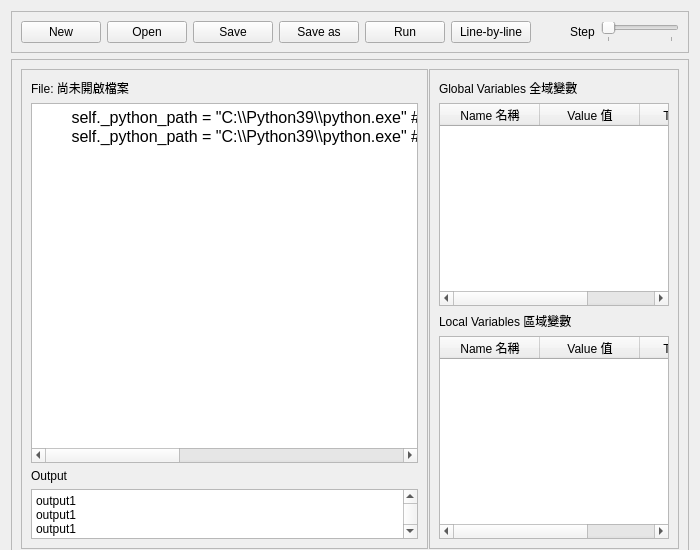
Above: PythonEditor/form.ui from louis8683/interactive-python-teaching-tool before the change. Below: the same form after it.
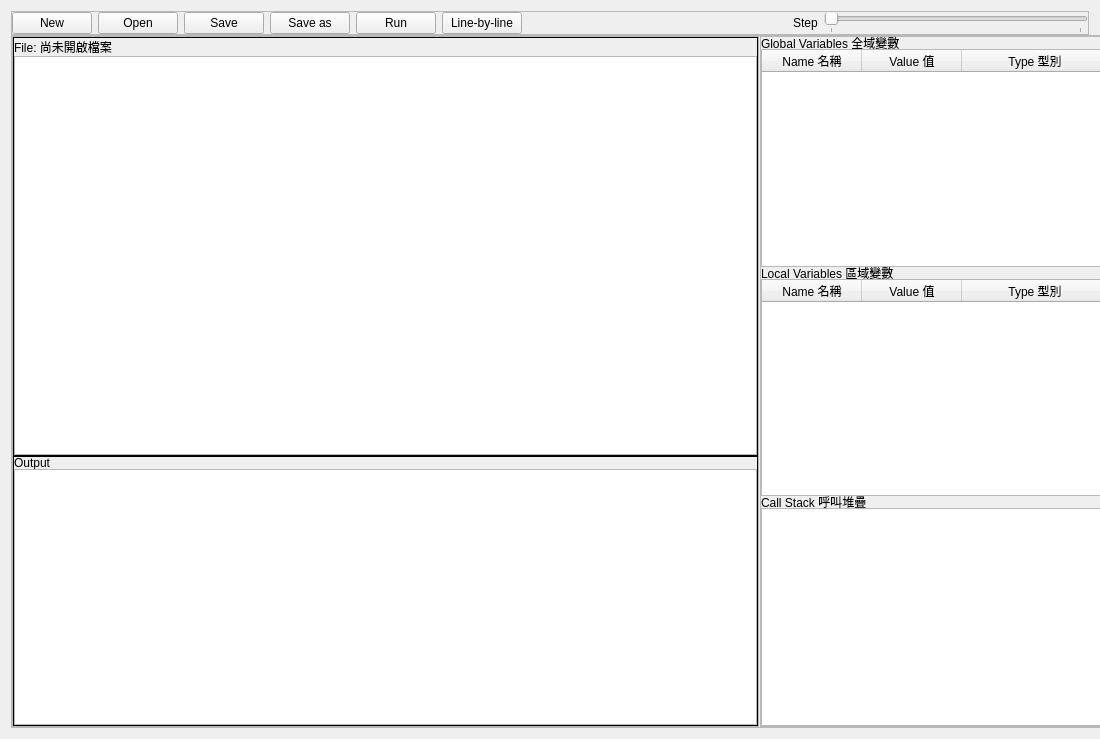
That is the form after the change. Icons and pictures are not drawn.

```diff
--- a/PythonEditor/form.ui
+++ b/PythonEditor/form.ui
@@ -6,20 +6,26 @@
    <rect>
     <x>0</x>
     <y>0</y>
-    <width>700</width>
-    <height>550</height>
+    <width>1100</width>
+    <height>739</height>
    </rect>
   </property>
   <property name="minimumSize">
    <size>
-    <width>700</width>
+    <width>1100</width>
     <height>550</height>
    </size>
   </property>
   <property name="windowTitle">
    <string>Form</string>
   </property>
+  <property name="styleSheet">
+   <string notr="true"/>
+  </property>
   <layout class="QVBoxLayout" name="verticalLayout_7">
+   <property name="spacing">
+    <number>0</number>
+   </property>
    <item>
     <widget class="QFrame" name="frame_4">
      <property name="frameShape">
@@ -29,6 +35,18 @@
       <enum>QFrame::Raised</enum>
      </property>
      <layout class="QVBoxLayout" name="verticalLayout_6">
+      <property name="leftMargin">
+       <number>0</number>
+      </property>
+      <property name="topMargin">
+       <number>0</number>
+      </property>
+      <property name="rightMargin">
+       <number>0</number>
+      </property>
+      <property name="bottomMargin">
+       <number>0</number>
+      </property>
       <item>
        <layout class="QHBoxLayout" name="horizontalLayout_2">
         <item>
@@ -115,7 +133,7 @@
     <widget class="QFrame" name="frame_3">
      <property name="minimumSize">
       <size>
-       <width>650</width>
+       <width>1100</width>
        <height>500</height>
       </size>
      </property>
@@ -126,6 +144,21 @@
       <enum>QFrame::Raised</enum>
      </property>
      <layout class="QVBoxLayout" name="verticalLayout_5">
+      <property name="spacing">
+       <number>0</number>
+      </property>
+      <property name="leftMargin">
+       <number>0</number>
+      </property>
+      <property name="topMargin">
+       <number>0</number>
+      </property>
+      <property name="rightMargin">
+       <number>0</number>
+      </property>
+      <property name="bottomMargin">
+       <number>0</number>
+      </property>
       <item>
        <layout class="QHBoxLayout" name="horizontalLayout">
         <property name="spacing">
@@ -135,7 +168,7 @@
          <widget class="QFrame" name="frame">
           <property name="minimumSize">
            <size>
-            <width>375</width>
+            <width>650</width>
             <height>400</height>
            </size>
           </property>
@@ -145,11 +178,67 @@
           <property name="frameShadow">
            <enum>QFrame::Raised</enum>
           </property>
-          <layout class="QVBoxLayout" name="verticalLayout_2">
+          <layout class="QVBoxLayout" name="verticalLayout_8">
+           <property name="spacing">
+            <number>0</number>
+           </property>
+           <property name="leftMargin">
+            <number>0</number>
+           </property>
+           <property name="topMargin">
+            <number>0</number>
+           </property>
+           <property name="rightMargin">
+            <number>0</number>
+           </property>
+           <property name="bottomMargin">
+            <number>0</number>
+           </property>
            <item>
+            <widget class="QSplitter" name="splitter">
+             <property name="orientation">
+              <enum>Qt::Vertical</enum>
+             </property>
+             <property name="opaqueResize">
+              <bool>true</bool>
+             </property>
+             <property name="handleWidth">
+              <number>0</number>
+             </property>
+             <property name="childrenCollapsible">
+              <bool>false</bool>
+             </property>
+             <widget class="QFrame" name="frame_5">
+              <property name="frameShape">
+               <enum>QFrame::Panel</enum>
+              </property>
+              <property name="frameShadow">
+               <enum>QFrame::Plain</enum>
+              </property>
             <layout class="QVBoxLayout" name="verticalLayout">
+               <property name="spacing">
+                <number>0</number>
+               </property>
+               <property name="leftMargin">
+                <number>0</number>
+               </property>
+               <property name="topMargin">
+                <number>0</number>
+               </property>
+               <property name="rightMargin">
+                <number>0</number>
+               </property>
+               <property name="bottomMargin">
+                <number>0</number>
+               </property>
              <item>
               <widget class="QLabel" name="filenameLabel">
+                 <property name="sizePolicy">
+                  <sizepolicy hsizetype="Preferred" vsizetype="Minimum">
+                   <horstretch>0</horstretch>
+                   <verstretch>0</verstretch>
+                  </sizepolicy>
+                 </property>
                <property name="minimumSize">
                 <size>
                  <width>0</width>
@@ -177,19 +266,58 @@
 &lt;html&gt;&lt;head&gt;&lt;meta name=&quot;qrichtext&quot; content=&quot;1&quot; /&gt;&lt;style type=&quot;text/css&quot;&gt;
 p, li { white-space: pre-wrap; }
 &lt;/style&gt;&lt;/head&gt;&lt;body style=&quot; font-family:'PMingLiU'; font-size:9pt; font-weight:400; font-style:normal;&quot;&gt;
-&lt;p style=&quot; margin-top:0px; margin-bottom:0px; margin-left:0px; margin-right:0px; -qt-block-indent:0; text-indent:0px;&quot;&gt;&lt;span style=&quot; font-size:12pt;&quot;&gt;        self._python_path = &amp;quot;C:\\Python39\\python.exe&amp;quot; # C:\\Users\\Louis\\&lt;/span&gt;&lt;/p&gt;
-&lt;p style=&quot; margin-top:0px; margin-bottom:0px; margin-left:0px; margin-right:0px; -qt-block-indent:0; text-indent:0px;&quot;&gt;&lt;span style=&quot; font-size:12pt;&quot;&gt;        self._python_path = &amp;quot;C:\\Python39\\python.exe&amp;quot; # C:\\Users\\Louis\\        self._python_path = &amp;quot;C:\\Python39\\python.exe&amp;quot; # C:\\Users\\Louis\\&lt;/span&gt;&lt;/p&gt;&lt;/body&gt;&lt;/html&gt;</string>
+&lt;p style=&quot;-qt-paragraph-type:empty; margin-top:0px; margin-bottom:0px; margin-left:0px; margin-right:0px; -qt-block-indent:0; text-indent:0px;&quot;&gt;&lt;br /&gt;&lt;/p&gt;&lt;/body&gt;&lt;/html&gt;</string>
                </property>
               </widget>
              </item>
+              </layout>
+             </widget>
+             <widget class="QFrame" name="frame_6">
+              <property name="frameShape">
+               <enum>QFrame::Panel</enum>
+              </property>
+              <property name="frameShadow">
+               <enum>QFrame::Plain</enum>
+              </property>
+              <property name="lineWidth">
+               <number>1</number>
+              </property>
+              <layout class="QVBoxLayout" name="verticalLayout_2">
+               <property name="spacing">
+                <number>0</number>
+               </property>
+               <property name="leftMargin">
+                <number>0</number>
+               </property>
+               <property name="topMargin">
+                <number>0</number>
+               </property>
+               <property name="rightMargin">
+                <number>0</number>
+               </property>
+               <property name="bottomMargin">
+                <number>0</number>
+               </property>
              <item>
               <widget class="QLabel" name="label_2">
+                 <property name="sizePolicy">
+                  <sizepolicy hsizetype="Preferred" vsizetype="Minimum">
+                   <horstretch>0</horstretch>
+                   <verstretch>0</verstretch>
+                  </sizepolicy>
+                 </property>
                <property name="minimumSize">
                 <size>
                  <width>0</width>
                  <height>12</height>
                 </size>
                </property>
+                 <property name="maximumSize">
+                  <size>
+                   <width>16777215</width>
+                   <height>12</height>
+                  </size>
+                 </property>
                <property name="text">
                 <string>Output</string>
                </property>
@@ -198,7 +326,7 @@
              <item>
               <widget class="QTextBrowser" name="outputTextBrowser">
                <property name="sizePolicy">
-                <sizepolicy hsizetype="Expanding" vsizetype="Preferred">
+                  <sizepolicy hsizetype="Minimum" vsizetype="Preferred">
                  <horstretch>0</horstretch>
                  <verstretch>0</verstretch>
                 </sizepolicy>
@@ -212,7 +340,7 @@
                <property name="maximumSize">
                 <size>
                  <width>16777215</width>
-                 <height>50</height>
+                   <height>16777215</height>
                 </size>
                </property>
                <property name="baseSize">
@@ -226,18 +354,13 @@
 &lt;html&gt;&lt;head&gt;&lt;meta name=&quot;qrichtext&quot; content=&quot;1&quot; /&gt;&lt;style type=&quot;text/css&quot;&gt;
 p, li { white-space: pre-wrap; }
 &lt;/style&gt;&lt;/head&gt;&lt;body style=&quot; font-family:'PMingLiU'; font-size:9pt; font-weight:400; font-style:normal;&quot;&gt;
-&lt;p style=&quot; margin-top:0px; margin-bottom:0px; margin-left:0px; margin-right:0px; -qt-block-indent:0; text-indent:0px;&quot;&gt;output1&lt;/p&gt;
-&lt;p style=&quot; margin-top:0px; margin-bottom:0px; margin-left:0px; margin-right:0px; -qt-block-indent:0; text-indent:0px;&quot;&gt;output1&lt;/p&gt;
-&lt;p style=&quot; margin-top:0px; margin-bottom:0px; margin-left:0px; margin-right:0px; -qt-block-indent:0; text-indent:0px;&quot;&gt;output1&lt;/p&gt;
-&lt;p style=&quot; margin-top:0px; margin-bottom:0px; margin-left:0px; margin-right:0px; -qt-block-indent:0; text-indent:0px;&quot;&gt;output1&lt;/p&gt;
-&lt;p style=&quot; margin-top:0px; margin-bottom:0px; margin-left:0px; margin-right:0px; -qt-block-indent:0; text-indent:0px;&quot;&gt;output1&lt;/p&gt;
-&lt;p style=&quot; margin-top:0px; margin-bottom:0px; margin-left:0px; margin-right:0px; -qt-block-indent:0; text-indent:0px;&quot;&gt;output1&lt;/p&gt;
-&lt;p style=&quot; margin-top:0px; margin-bottom:0px; margin-left:0px; margin-right:0px; -qt-block-indent:0; text-indent:0px;&quot;&gt;output1&lt;/p&gt;
 &lt;p style=&quot;-qt-paragraph-type:empty; margin-top:0px; margin-bottom:0px; margin-left:0px; margin-right:0px; -qt-block-indent:0; text-indent:0px;&quot;&gt;&lt;br /&gt;&lt;/p&gt;&lt;/body&gt;&lt;/html&gt;</string>
                </property>
               </widget>
              </item>
             </layout>
+             </widget>
+            </widget>
            </item>
           </layout>
          </widget>
@@ -246,7 +369,7 @@
          <widget class="QFrame" name="frame_2">
           <property name="minimumSize">
            <size>
-            <width>250</width>
+            <width>350</width>
             <height>100</height>
            </size>
           </property>
@@ -262,17 +385,50 @@
           <property name="frameShadow">
            <enum>QFrame::Raised</enum>
           </property>
-          <layout class="QVBoxLayout" name="verticalLayout_4">
-           <item>
             <layout class="QVBoxLayout" name="verticalLayout_3">
+           <property name="spacing">
+            <number>0</number>
+           </property>
+           <property name="leftMargin">
+            <number>0</number>
+           </property>
+           <property name="topMargin">
+            <number>0</number>
+           </property>
+           <property name="rightMargin">
+            <number>0</number>
+           </property>
+           <property name="bottomMargin">
+            <number>0</number>
+           </property>
              <item>
+            <widget class="QSplitter" name="splitter_2">
+             <property name="orientation">
+              <enum>Qt::Vertical</enum>
+             </property>
+             <property name="handleWidth">
+              <number>0</number>
+             </property>
+             <property name="childrenCollapsible">
+              <bool>false</bool>
+             </property>
               <widget class="QLabel" name="label_3">
+              <property name="minimumSize">
+               <size>
+                <width>0</width>
+                <height>12</height>
+               </size>
+              </property>
+              <property name="maximumSize">
+               <size>
+                <width>16777215</width>
+                <height>12</height>
+               </size>
+              </property>
                <property name="text">
                 <string>Global Variables 全域變數</string>
                </property>
               </widget>
-             </item>
-             <item>
               <widget class="QTableWidget" name="globalVarTableWidget">
                <attribute name="horizontalHeaderStretchLastSection">
                 <bool>true</bool>
@@ -296,15 +452,23 @@
                 </property>
                </column>
               </widget>
-             </item>
-             <item>
               <widget class="QLabel" name="label_4">
+              <property name="minimumSize">
+               <size>
+                <width>0</width>
+                <height>12</height>
+               </size>
+              </property>
+              <property name="maximumSize">
+               <size>
+                <width>16777215</width>
+                <height>12</height>
+               </size>
+              </property>
                <property name="text">
                 <string>Local Variables 區域變數</string>
                </property>
               </widget>
-             </item>
-             <item>
               <widget class="QTableWidget" name="localVarTableWidget">
                <attribute name="horizontalHeaderStretchLastSection">
                 <bool>true</bool>
@@ -328,10 +492,27 @@
                 </property>
                </column>
               </widget>
-             </item>
-            </layout>
-           </item>
-          </layout>
+             <widget class="QLabel" name="label">
+              <property name="minimumSize">
+               <size>
+                <width>0</width>
+                <height>12</height>
+               </size>
+              </property>
+              <property name="maximumSize">
+               <size>
+                <width>16777215</width>
+                <height>12</height>
+               </size>
+              </property>
+              <property name="text">
+               <string>Call Stack 呼叫堆疊</string>
+              </property>
+             </widget>
+             <widget class="QTableWidget" name="tableWidget"/>
+            </widget>
+           </item>
+          </layout>
          </widget>
         </item>
        </layout>
```
Left out of the diff: 28 changed lines with no effect on the pictures. Lines whose indentation alone changed are shown as unchanged.
